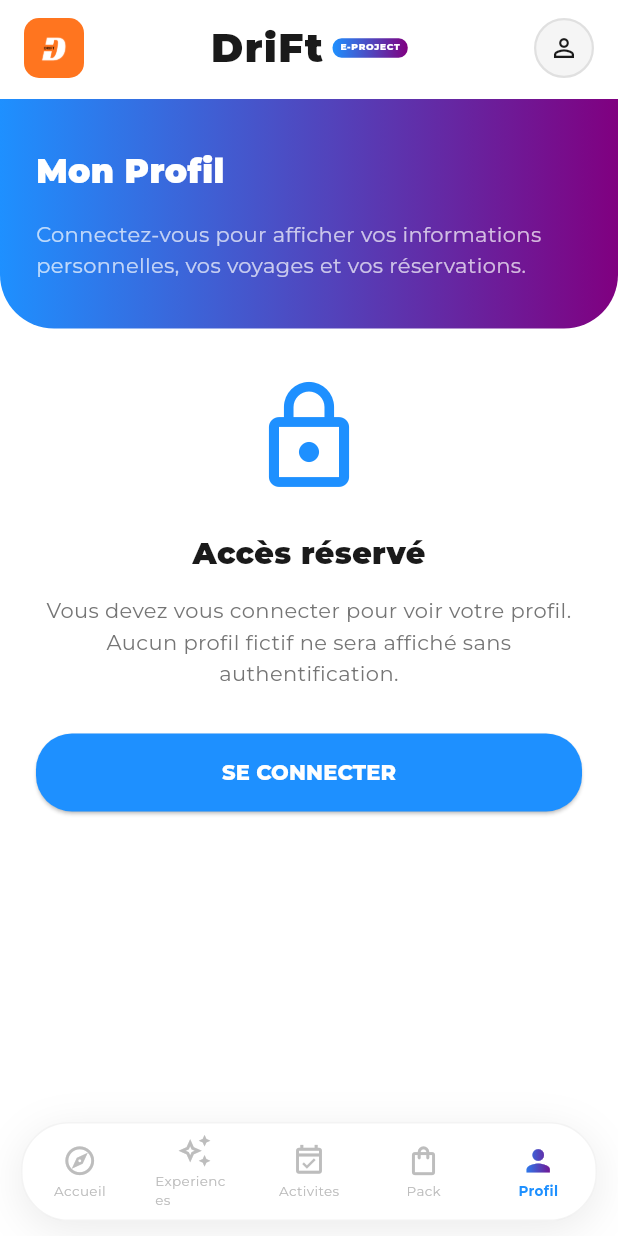
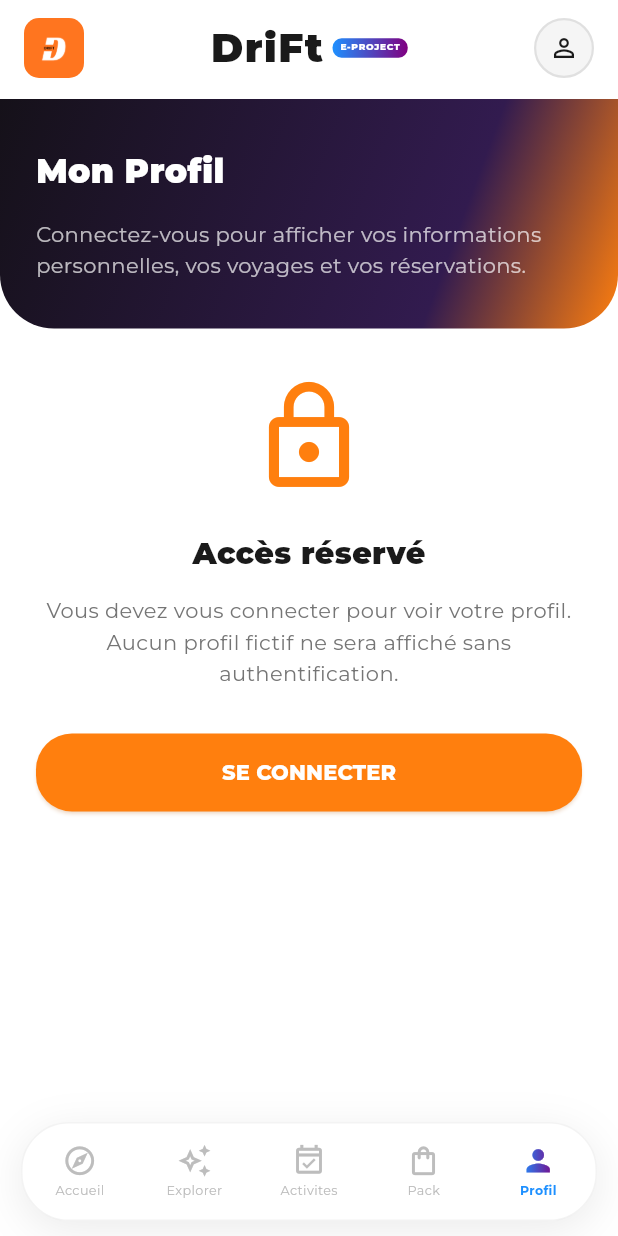
Before and after one commit to EUDYDEV/drift_app, a Flutter app: the screen it shows after launch, item 5 of the bottom bar chosen, on a phone screen of 412 x 824 dp. Run offline on Flutter 3.47's test engine with Material 3 defaults, Android fonts, the phone set to English and light mode, and no system bars; our stand-ins replace flutter_map, flutter_secure_storage, geocoding, geolocator, google_fonts, image_picker and 3 more; missing offline and left inert: panorama; network calls fail.

Commit message:
harmonize profile colors and nav labels

```diff
--- a/lib/screens/main_navigation_page.dart
+++ b/lib/screens/main_navigation_page.dart
@@ -80,7 +80,8 @@ class _MainNavigationPageState extends State<MainNavigationPage> {
   Widget _buildNav(BuildContext context) {
     final bottom = MediaQuery.of(context).padding.bottom;
     return Padding(
-      padding: EdgeInsets.only(left: 14, right: 14, bottom: bottom + 10, top: 6),
+      padding:
+          EdgeInsets.only(left: 14, right: 14, bottom: bottom + 10, top: 6),
       child: Container(
         height: 66,
         decoration: BoxDecoration(
@@ -110,7 +111,7 @@ class _MainNavigationPageState extends State<MainNavigationPage> {
                 MainNavigationController.experiencesIndex,
                 Icons.auto_awesome_outlined,
                 Icons.auto_awesome,
-                'Experiences',
+                'Explorer',
               ),
             ),
             Expanded(
@@ -143,7 +144,7 @@ class _MainNavigationPageState extends State<MainNavigationPage> {
       behavior: HitTestBehavior.opaque,
       child: AnimatedContainer(
         duration: const Duration(milliseconds: 250),
-        padding: const EdgeInsets.symmetric(horizontal: 12, vertical: 6),
+        padding: const EdgeInsets.symmetric(horizontal: 6, vertical: 6),
         child: Column(
           mainAxisSize: MainAxisSize.min,
           children: [
@@ -156,12 +157,21 @@ class _MainNavigationPageState extends State<MainNavigationPage> {
                   )
                 : Icon(outlined, size: 23, color: Colors.grey[400]),
             const SizedBox(height: 2),
-            Text(
+            SizedBox(
+              width: double.infinity,
+              height: 12,
+              child: FittedBox(
+                fit: BoxFit.scaleDown,
+                child: Text(
                   label,
+                  maxLines: 1,
+                  softWrap: false,
                   style: GoogleFonts.montserrat(
-                fontSize: 9,
+                    fontSize: active ? 9 : 8.5,
                     fontWeight: active ? FontWeight.w700 : FontWeight.w400,
                     color: active ? AppColors.gradientBlue : Colors.grey[400],
+                  ),
+                ),
               ),
             ),
           ],
@@ -175,7 +185,8 @@ class _MainNavigationPageState extends State<MainNavigationPage> {
     final count = CartModel.itemCount.value;
 
     return GestureDetector(
-      onTap: () => _navigationController.goTo(MainNavigationController.packIndex),
+      onTap: () =>
+          _navigationController.goTo(MainNavigationController.packIndex),
       behavior: HitTestBehavior.opaque,
       child: Column(
         mainAxisSize: MainAxisSize.min,
@@ -225,12 +236,21 @@ class _MainNavigationPageState extends State<MainNavigationPage> {
             ],
           ),
           const SizedBox(height: 2),
-          Text(
+          SizedBox(
+            width: double.infinity,
+            height: 12,
+            child: FittedBox(
+              fit: BoxFit.scaleDown,
+              child: Text(
                 'Pack',
+                maxLines: 1,
+                softWrap: false,
                 style: GoogleFonts.montserrat(
-              fontSize: 9,
+                  fontSize: active ? 9 : 8.5,
                   fontWeight: active ? FontWeight.w700 : FontWeight.w400,
                   color: active ? AppColors.gradientBlue : Colors.grey[400],
+                ),
+              ),
             ),
           ),
         ],
--- a/lib/screens/menu/profile_page.dart
+++ b/lib/screens/menu/profile_page.dart
@@ -31,7 +31,9 @@ class _ProfilePageState extends State<ProfilePage> {
 
     return Scaffold(
       backgroundColor: AppColors.white,
-      body: auth.isAuthenticated ? _buildProfileContent(context) : _buildLoginPrompt(context),
+      body: auth.isAuthenticated
+          ? _buildProfileContent(context)
+          : _buildLoginPrompt(context),
     );
   }
 
@@ -56,7 +58,8 @@ class _ProfilePageState extends State<ProfilePage> {
                     ? context.watch<AuthService>().userEmail
                     : 'Non renseigné'),
             const _InfoRow(Icons.phone_outlined, 'Téléphone', 'Non renseigné'),
-            const _InfoRow(Icons.location_on_outlined, 'Ville', 'Non renseigné'),
+            const _InfoRow(
+                Icons.location_on_outlined, 'Ville', 'Non renseigné'),
           ]),
           const SizedBox(height: 16),
           _buildSection('Préférences', [
@@ -69,11 +72,11 @@ class _ProfilePageState extends State<ProfilePage> {
             child: Container(
               height: 52,
               decoration: BoxDecoration(
-                gradient: AppColors.blueViolet,
+                gradient: AppColors.driftCorporate,
                 borderRadius: BorderRadius.circular(26),
                 boxShadow: [
                   BoxShadow(
-                    color: AppColors.gradientBlue.withValues(alpha: 0.35),
+                    color: AppColors.orange.withValues(alpha: 0.26),
                     blurRadius: 14,
                     offset: const Offset(0, 5),
                   ),
@@ -110,7 +113,7 @@ class _ProfilePageState extends State<ProfilePage> {
             right: 24,
           ),
           decoration: const BoxDecoration(
-            gradient: AppColors.blueViolet,
+            gradient: AppColors.driftCorporate,
             borderRadius: BorderRadius.only(
               bottomLeft: Radius.circular(36),
               bottomRight: Radius.circular(36),
@@ -145,7 +148,11 @@ class _ProfilePageState extends State<ProfilePage> {
             child: Column(
               mainAxisAlignment: MainAxisAlignment.start,
               children: [
-                const Icon(Icons.lock_outline, size: 80, color: Color(0xFF1E90FF)),
+                const Icon(
+                  Icons.lock_outline,
+                  size: 80,
+                  color: AppColors.orange,
+                ),
                 const SizedBox(height: 24),
                 Text(
                   'Accès réservé',
@@ -171,7 +178,9 @@ class _ProfilePageState extends State<ProfilePage> {
                   height: 52,
                   child: ElevatedButton(
                     style: ElevatedButton.styleFrom(
-                      backgroundColor: AppColors.blueViolet.colors.first,
+                      backgroundColor: AppColors.orange,
+                      foregroundColor: Colors.white,
+                      shadowColor: AppColors.orange.withValues(alpha: 0.35),
                       shape: RoundedRectangleBorder(
                         borderRadius: BorderRadius.circular(24),
                       ),
@@ -208,7 +217,7 @@ class _ProfilePageState extends State<ProfilePage> {
         bottom: 32,
       ),
       decoration: const BoxDecoration(
-        gradient: AppColors.blueViolet,
+        gradient: AppColors.driftCorporate,
         borderRadius: BorderRadius.only(
           bottomLeft: Radius.circular(36),
           bottomRight: Radius.circular(36),
@@ -321,7 +330,7 @@ class _ProfilePageState extends State<ProfilePage> {
         children: [
           ShaderMask(
             blendMode: BlendMode.srcIn,
-            shaderCallback: (b) => AppColors.blueViolet.createShader(b),
+            shaderCallback: (b) => AppColors.driftCorporate.createShader(b),
             child: Text(
               value,
               style: GoogleFonts.montserrat(
@@ -406,7 +415,7 @@ class _InfoRow extends StatelessWidget {
         children: [
           ShaderMask(
             blendMode: BlendMode.srcIn,
-            shaderCallback: (b) => AppColors.blueViolet.createShader(b),
+            shaderCallback: (b) => AppColors.driftCorporate.createShader(b),
             child: Icon(icon, size: 20, color: Colors.white),
           ),
           const SizedBox(width: 14),
--- a/lib/theme/app_colors.dart
+++ b/lib/theme/app_colors.dart
@@ -9,6 +9,8 @@ class AppColors {
 
   // Prestige / CTA
   static const Color orange = Color(0xFFFF7F0E);
+  static const Color corporateBlack = Color(0xFF151119);
+  static const Color corporatePurple = Color(0xFF321B4F);
 
   // Fonds
   static const Color white = Color(0xFFFFFFFF);
@@ -34,4 +36,11 @@ class AppColors {
     begin: Alignment.topCenter,
     end: Alignment.bottomCenter,
   );
+
+  static const LinearGradient driftCorporate = LinearGradient(
+    colors: [corporateBlack, corporatePurple, orange],
+    stops: [0.0, 0.72, 1.0],
+    begin: Alignment.topLeft,
+    end: Alignment.bottomRight,
+  );
 }
--- a/lib/widgets/menu_drawer.dart
+++ b/lib/widgets/menu_drawer.dart
@@ -139,7 +139,7 @@ class MenuDrawer extends StatelessWidget {
             height: 50,
             decoration: const BoxDecoration(
               shape: BoxShape.circle,
-              gradient: AppColors.blueViolet,
+              gradient: AppColors.driftCorporate,
             ),
             child: const Icon(Icons.person, color: Colors.white, size: 28),
           ),
```
Lines whose indentation alone changed are shown as unchanged.
